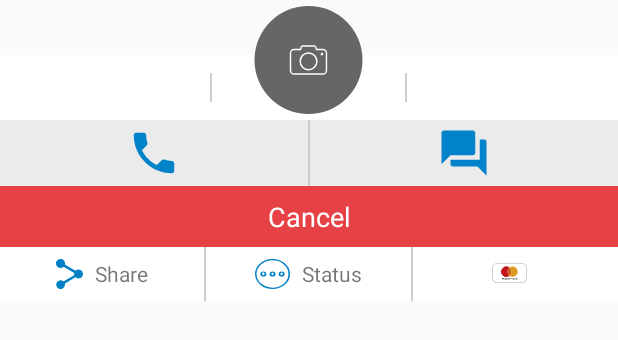
After one commit to Votar/dostUso, an Android app: the layout escort_description_layout.xml on its own in the app's theme, with its tools: preview values and no code run, on a phone screen of 412 x 824 dp. The commit adds this screen. Shown: the top 340 px of the screen. Run offline under Robolectric (Android 15) with nearby library versions, the phone set to English and light mode, and no system bars.

Commit message:
began with escort layout

```diff
--- a/app/build.gradle
+++ b/app/build.gradle
@@ -69,6 +69,8 @@ dependencies {
     compile 'com.github.bumptech.glide:okhttp3-integration:1.4.0@aar'
     // Glide
     compile 'com.github.bumptech.glide:glide:3.7.0'
+    compile 'com.sothree.slidinguppanel:library:3.3.1'
+
     testCompile 'junit:junit:4.12'
 }
 repositories {
--- a/app/src/main/java/com/entrego/entregouser/ui/escort/EscortActivity.kt
+++ b/app/src/main/java/com/entrego/entregouser/ui/escort/EscortActivity.kt
@@ -2,6 +2,7 @@ package com.entrego.entregouser.ui.escort
 
 import android.support.v4.app.FragmentActivity
 import android.os.Bundle
+import android.support.v7.app.AppCompatActivity
 import com.entrego.entregouser.R
 
 import com.google.android.gms.maps.CameraUpdateFactory
@@ -11,7 +12,7 @@ import com.google.android.gms.maps.SupportMapFragment
 import com.google.android.gms.maps.model.LatLng
 import com.google.android.gms.maps.model.MarkerOptions
 
-class EscortActivity : FragmentActivity(), OnMapReadyCallback {
+class EscortActivity : AppCompatActivity(), OnMapReadyCallback {
 
     private var mMap: GoogleMap? = null
 
@@ -25,10 +26,5 @@ class EscortActivity : FragmentActivity(), OnMapReadyCallback {
 
     override fun onMapReady(googleMap: GoogleMap) {
         mMap = googleMap
-
-        // Add a marker in Sydney and move the camera
-        val sydney = LatLng(-34.0, 151.0)
-        mMap!!.addMarker(MarkerOptions().position(sydney).title("Marker in Sydney"))
-        mMap!!.moveCamera(CameraUpdateFactory.newLatLng(sydney))
     }
 }
--- /dev/null
+++ b/app/src/main/res/drawable/ic_call_36dp.xml
@@ -0,0 +1,4 @@
+<vector android:height="36dp" android:viewportHeight="24.0"
+    android:viewportWidth="24.0" android:width="36dp" xmlns:android="http://schemas.android.com/apk/res/android">
+    <path android:fillColor="@color/colorDarkBlue" android:pathData="M6.62,10.79c1.44,2.83 3.76,5.14 6.59,6.59l2.2,-2.2c0.27,-0.27 0.67,-0.36 1.02,-0.24 1.12,0.37 2.33,0.57 3.57,0.57 0.55,0 1,0.45 1,1V20c0,0.55 -0.45,1 -1,1 -9.39,0 -17,-7.61 -17,-17 0,-0.55 0.45,-1 1,-1h3.5c0.55,0 1,0.45 1,1 0,1.25 0.2,2.45 0.57,3.57 0.11,0.35 0.03,0.74 -0.25,1.02l-2.2,2.2z"/>
+</vector>
--- /dev/null
+++ b/app/src/main/res/drawable/ic_forum_36dp.xml
@@ -0,0 +1,9 @@
+<vector xmlns:android="http://schemas.android.com/apk/res/android"
+    android:width="36dp"
+    android:height="36dp"
+    android:viewportHeight="24.0"
+    android:viewportWidth="24.0">
+    <path
+        android:fillColor="@color/colorDarkBlue"
+        android:pathData="M21,6h-2v9L6,15v2c0,0.55 0.45,1 1,1h11l4,4L22,7c0,-0.55 -0.45,-1 -1,-1zM17,12L17,3c0,-0.55 -0.45,-1 -1,-1L3,2c-0.55,0 -1,0.45 -1,1v14l4,-4h10c0.55,0 1,-0.45 1,-1z" />
+</vector>
--- /dev/null
+++ b/app/src/main/res/drawable/ic_payment_escort.xml
@@ -0,0 +1,54 @@
+<vector xmlns:android="http://schemas.android.com/apk/res/android"
+        android:width="23dp"
+        android:height="13dp"
+        android:viewportWidth="23.73"
+        android:viewportHeight="13.66">
+    <path
+        android:pathData="M8.14,10.33A0.34,0.34 0,0 0,8 10.26l-0.15,0H7.79l-0.09,0 -0.08,0.05 -0.07,0.08a0.33,0.33 0,0 0,-0.13 -0.12,0.37 0.37,0 0,0 -0.18,0H7.17l-0.07,0L7,10.3 7,10.37v-0.11H6.77v0.93H7v-0.51a0.28,0.28 0,0 1,0 -0.11A0.23,0.23 0,0 1,7 10.49l0.07,0 0.09,0a0.19,0.19 0,0 1,0.15 0.06,0.27 0.27,0 0,1 0.05,0.18v0.52h0.2v-0.51a0.28,0.28 0,0 1,0 -0.11,0.23 0.23,0 0,1 0.05,-0.08l0.07,0 0.09,0a0.19,0.19 0,0 1,0.15 0.06,0.27 0.27,0 0,1 0.05,0.18v0.52h0.2V10.6a0.4,0.4 0,0 0,0 -0.15A0.34,0.34 0,0 0,8.14 10.33Z"
+        android:fillColor="#222221"/>
+    <path
+        android:pathData="M9.18,10.37a0.36,0.36 0,0 0,-0.12 -0.1,0.37 0.37,0 0,0 -0.17,0 0.45,0.45 0,0 0,-0.33 0.14,0.47 0.47,0 0,0 -0.1,0.15 0.55,0.55 0,0 0,0 0.39,0.47 0.47,0 0,0 0.1,0.15 0.45,0.45 0,0 0,0.33 0.14,0.37 0.37,0 0,0 0.17,0 0.36,0.36 0,0 0,0.12 -0.1v0.11h0.2v-0.93h-0.2ZM9.18,10.84a0.28,0.28 0,0 1,-0.06 0.09L9,11l-0.11,0 -0.12,0 -0.09,-0.06a0.28,0.28 0,0 1,-0.06 -0.09,0.35 0.35,0 0,1 0,-0.23 0.28,0.28 0,0 1,0.06 -0.09l0.09,-0.06 0.12,0 0.11,0 0.09,0.06a0.28,0.28 0,0 1,0.06 0.09,0.35 0.35,0 0,1 0,0.24Z"
+        android:fillColor="#222221"/>
+    <path
+        android:pathData="M10.31,10.72a0.5,0.5 0,0 0,-0.24 -0.09H9.91l0,0 0,0a0.07,0.07 0,0 1,0 0,0.09 0.09,0 0,1 0,-0.08 0.23,0.23 0,0 1,0.13 0h0.09l0.08,0 0.07,0 0.05,0 0.09,-0.16a0.6,0.6 0,0 0,-0.17 -0.07l-0.21,0 -0.16,0 -0.12,0.06a0.26,0.26 0,0 0,-0.08 0.09,0.28 0.28,0 0,0 0,0.12 0.23,0.23 0,0 0,0.08 0.18,0.44 0.44,0 0,0 0.23,0.09H10l0.12,0a0.08,0.08 0,0 1,0 0.07,0.09 0.09,0 0,1 -0.05,0.08A0.32,0.32 0,0 1,10 11h-0.1l-0.08,0 -0.07,0 -0.05,0 -0.09,0.15 0.11,0.06 0.11,0 0.1,0H10l0.18,0 0.13,-0.06a0.28,0.28 0,0 0,0.08 -0.1,0.26 0.26,0 0,0 0,-0.12A0.22,0.22 0,0 0,10.31 10.72Z"
+        android:fillColor="#222221"/>
+    <path
+        android:pathData="M12.2,10.36a0.4,0.4 0,0 0,-0.14 -0.1,0.44 0.44,0 0,0 -0.18,0 0.48,0.48 0,0 0,-0.19 0,0.42 0.42,0 0,0 -0.15,0.1 0.45,0.45 0,0 0,-0.09 0.15,0.56 0.56,0 0,0 0,0.2 0.55,0.55 0,0 0,0 0.2,0.45 0.45,0 0,0 0.1,0.15 0.43,0.43 0,0 0,0.15 0.1,0.51 0.51,0 0,0 0.19,0 0.68,0.68 0,0 0,0.2 0,0.5 0.5,0 0,0 0.18,-0.1l-0.1,-0.14L12,11l-0.14,0h-0.09l-0.08,0 -0.06,-0.07a0.3,0.3 0,0 1,0 -0.11h0.69v-0.08a0.58,0.58 0,0 0,0 -0.2A0.46,0.46 0,0 0,12.2 10.36ZM11.63,10.63a0.35,0.35 0,0 1,0 -0.09l0,-0.07 0.07,0 0.1,0a0.22,0.22 0,0 1,0.16 0.06,0.29 0.29,0 0,1 0.08,0.17Z"
+        android:fillColor="#222221"/>
+    <path
+        android:pathData="M14.89,10.37a0.35,0.35 0,0 0,-0.29 -0.14,0.45 0.45,0 0,0 -0.33,0.14 0.47,0.47 0,0 0,-0.1 0.15,0.55 0.55,0 0,0 0,0.39 0.47,0.47 0,0 0,0.1 0.15,0.45 0.45,0 0,0 0.33,0.14 0.37,0.37 0,0 0,0.17 0,0.36 0.36,0 0,0 0.12,-0.1v0.11h0.2v-0.93h-0.2ZM14.89,10.84a0.28,0.28 0,0 1,-0.06 0.09l-0.09,0.06 -0.11,0 -0.12,0 -0.09,-0.06a0.28,0.28 0,0 1,-0.06 -0.09,0.35 0.35,0 0,1 0,-0.23 0.28,0.28 0,0 1,0.06 -0.09l0.09,-0.06 0.12,0 0.11,0 0.09,0.06a0.28,0.28 0,0 1,0.06 0.09,0.35 0.35,0 0,1 0,0.24Z"
+        android:fillColor="#222221"/>
+    <path
+        android:pathData="M11.17,11l-0.1,0H11l0,0 0,-0.05a0.24,0.24 0,0 1,0 -0.08v-0.4h0.32v-0.18h-0.32V10h-0.2v0.28h-0.18v0.18h0.18v0.41a0.37,0.37 0,0 0,0.09 0.27,0.33 0.33,0 0,0 0.25,0.09 0.44,0.44 0,0 0,0.16 0l0.09,0L11.24,11Z"
+        android:fillColor="#222221"/>
+    <path
+        android:pathData="M13,10.23a0.37,0.37 0,0 0,-0.15 0,0.33 0.33,0 0,0 -0.12,0.11v-0.12h-0.18v0.93h0.19v-0.51a0.31,0.31 0,0 1,0 -0.11,0.23 0.23,0 0,1 0,-0.08l0.07,0 0.09,0h0.12l0.06,-0.19H13Z"
+        android:fillColor="#222221"/>
+    <path
+        android:pathData="M15.81,10.23a0.37,0.37 0,0 0,-0.15 0,0.33 0.33,0 0,0 -0.12,0.11v-0.12h-0.18v0.93h0.19v-0.51a0.31,0.31 0,0 1,0 -0.11,0.23 0.23,0 0,1 0,-0.08l0.07,0 0.09,0h0.12l0.06,-0.19h-0.13Z"
+        android:fillColor="#222221"/>
+    <path
+        android:pathData="M16.76,9.88v0.49a0.36,0.36 0,0 0,-0.12 -0.1,0.37 0.37,0 0,0 -0.17,0 0.45,0.45 0,0 0,-0.33 0.14,0.47 0.47,0 0,0 -0.1,0.15 0.55,0.55 0,0 0,0 0.39,0.47 0.47,0 0,0 0.1,0.15 0.45,0.45 0,0 0,0.33 0.14,0.37 0.37,0 0,0 0.17,0 0.36,0.36 0,0 0,0.12 -0.1v0.11L17,11.25L17,9.88ZM16.76,10.88a0.28,0.28 0,0 1,-0.06 0.09L16.6,11l-0.11,0 -0.12,0 -0.09,-0.06a0.28,0.28 0,0 1,-0.06 -0.09,0.35 0.35,0 0,1 0,-0.23 0.28,0.28 0,0 1,0.06 -0.09l0.09,-0.06 0.12,0 0.11,0 0.09,0.06a0.28,0.28 0,0 1,0.06 0.09,0.35 0.35,0 0,1 0,0.24Z"
+        android:fillColor="#222221"/>
+    <path
+        android:pathData="M13.48,10.5l0.09,-0.06 0.12,0h0l0.13,0 0.1,0.06 0.1,-0.16 -0.12,-0.07a0.55,0.55 0,0 0,-0.4 0,0.48 0.48,0 0,0 -0.16,0.1 0.47,0.47 0,0 0,-0.1 0.15,0.51 0.51,0 0,0 0,0.39 0.47,0.47 0,0 0,0.1 0.15,0.48 0.48,0 0,0 0.16,0.1 0.55,0.55 0,0 0,0.4 0L14,11.1l-0.1,-0.16 -0.1,0.06 -0.13,0h0l-0.12,0 -0.09,-0.06a0.28,0.28 0,0 1,-0.06 -0.09,0.34 0.34,0 0,1 0,-0.24A0.28,0.28 0,0 1,13.48 10.5Z"
+        android:fillColor="#222221"/>
+    <path
+        android:pathData="M17.38,11h0l0,0 0,0a0.09,0.09 0,0 1,0 0.07l0,0 0,0h-0.08l0,0 0,0a0.09,0.09 0,0 1,0 -0.07l0,0 0,0ZM17.38,11.16h0v-0.1h-0.1v0.1h0ZM17.38,11.05h0v0h0l0,0h0l0,0h0v0h0L17.38,11.1ZM17.38,11.05v0h0Z"
+        android:fillColor="#222221"/>
+    <path
+        android:pathData="M10.53,5.92a3.49,3.49 0,0 1,1.33 -2.74,3.49 3.49,0 1,0 0,5.48A3.49,3.49 0,0 1,10.53 5.92Z"
+        android:fillColor="#c1151d"/>
+    <path
+        android:pathData="M10.53,5.92a3.49,3.49 0,0 0,1.33 2.74,3.49 3.49,0 0,0 0,-5.48A3.49,3.49 0,0 0,10.53 5.92Z"
+        android:fillColor="#cd611c"/>
+    <path
+        android:pathData="M17.28,7.81v-0.1h0v0h0.11v0h0v0.1ZM17.5,7.81L17.5,7.72l0,0.08h0l0,-0.08v0.09h0L17.5,7.68h0l0,0.08 0,-0.08h0v0.13Z"
+        android:fillColor="#de9c1e"/>
+    <path
+        android:pathData="M14,2.43a3.48,3.48 0,0 0,-2.17 0.75,3.49 3.49,0 0,1 0,5.48A3.49,3.49 0,1 0,14 2.43Z"
+        android:fillColor="#de9c1e"/>
+    <path
+        android:pathData="M20.2,0.59a2.94,2.94 0,0 1,2.94 2.94v6.62a2.94,2.94 0,0 1,-2.94 2.94H3.52A2.94,2.94 0,0 1,0.59 10.14V3.52A2.94,2.94 0,0 1,3.52 0.59H20.2m0,-0.59H3.52A3.53,3.53 0,0 0,0 3.52v6.62a3.53,3.53 0,0 0,3.52 3.52H20.2a3.53,3.53 0,0 0,3.52 -3.52V3.52A3.53,3.53 0,0 0,20.2 0Z"
+        android:fillColor="#c6c5cb"/>
+</vector>
--- /dev/null
+++ b/app/src/main/res/drawable/ic_share_community.xml
@@ -0,0 +1,9 @@
+<vector xmlns:android="http://schemas.android.com/apk/res/android"
+        android:width="18dp"
+        android:height="20dp"
+        android:viewportWidth="18.39"
+        android:viewportHeight="20.46">
+    <path
+        android:pathData="M3.44,0A7.2,7.2 0,0 1,4.61 0.4,3 3,0 0,1 6.07,3.81l1.59,0.92L13.14,7.9a0.27,0.27 0,0 0,0.37 0,3 3,0 0,1 3.2,-0.42 2.67,2.67 0,0 1,1.66 2.46A2.91,2.91 0,0 1,17 12.78a3,3 0,0 1,-3.18 0.07,0.81 0.81,0 0,1 -0.24,-0.16c-0.22,-0.27 -0.42,-0.19 -0.68,0 -2.24,1.34 -4.5,2.67 -6.75,4l-0.16,0.1a3,3 0,0 1,-0.46 2.44,2.88 2.88,0 0,1 -1.95,1.22l-0.12,0H2.75l-0.12,0a3,3 0,0 1,-1.06 -5.5,2.94 2.94,0 0,1 3.4,0.26 0.27,0.27 0,0 0,0.37 0l5.56,-3.29L12.37,11V9.53l-0.44,-0.26L5.34,5.46c-0.12,-0.07 -0.21,-0.12 -0.35,0a2.89,2.89 0,0 1,-2.33 0.67A3,3 0,0 1,0.08 3.83,3 3,0 0,1 1.44,0.47 8,8 0,0 1,2.69 0Z"
+        android:fillColor="#0081c6"/>
+</vector>
--- /dev/null
+++ b/app/src/main/res/drawable/ic_status_escort.xml
@@ -0,0 +1,7 @@
+<vector android:height="20dp" android:viewportHeight="25.83"
+    android:viewportWidth="25.83" android:width="23dp" xmlns:android="http://schemas.android.com/apk/res/android">
+    <path android:fillColor="#0081c6" android:pathData="M0,13A12.92,12.92 0,1 1,13 25.83,13 13,0 0,1 0,13ZM12.81,24.71A11.79,11.79 0,1 0,1.12 12.85,11.83 11.83,0 0,0 12.81,24.71Z"/>
+    <path android:fillColor="#0081c6" android:pathData="M8.42,12.87a2.3,2.3 0,0 1,-2.2 2.29,2.24 2.24,0 0,1 -0.09,-4.48A2.3,2.3 0,0 1,8.42 12.87ZM6.27,11.26c-0.58,0.8 -1.12,1.23 -1.12,1.66a1.41,1.41 0,0 0,1 1A1.41,1.41 0,0 0,7.19 13C7.24,12.61 6.75,12.13 6.27,11.26Z"/>
+    <path android:fillColor="#0081c6" android:pathData="M13,10.68a2.24,2.24 0,1 1,-2.28 2.2A2.3,2.3 0,0 1,13 10.68ZM12.89,11.32c-0.48,0.8 -1,1.27 -1,1.7s0.68,0.67 1.06,1c0.35,-0.4 0.92,-0.77 1,-1.22S13.4,12 12.84,11.32Z"/>
+    <path android:fillColor="#0081c6" android:pathData="M19.65,15.16a2.24,2.24 0,1 1,2.25 -2.24A2.3,2.3 0,0 1,19.65 15.16ZM19.55,11.32c-0.47,0.81 -1,1.29 -0.92,1.72s0.7,0.66 1.08,1c0.35,-0.41 0.91,-0.79 1,-1.24S20.12,12 19.55,11.32Z"/>
+</vector>
--- /dev/null
+++ b/app/src/main/res/layout/activity_escort.xml
@@ -0,0 +1,31 @@
+<com.sothree.slidinguppanel.SlidingUpPanelLayout xmlns:android="http://schemas.android.com/apk/res/android"
+    xmlns:app="http://schemas.android.com/apk/res-auto"
+    android:id="@+id/escort_sliding_layout"
+    android:layout_width="match_parent"
+    android:layout_height="match_parent"
+    app:umanoPanelHeight="80dp"
+    app:umanoOverlay="true"
+    app:umanoShadowHeight="0dp"
+    android:gravity="bottom">
+
+    <RelativeLayout
+        android:layout_width="match_parent"
+        android:layout_height="match_parent"
+        android:gravity="center">
+
+        <include
+            android:id="@+id/escort_navbar"
+            layout="@layout/navigation_toolbar" />
+
+        <fragment
+            android:id="@+id/map"
+            android:name="com.google.android.gms.maps.SupportMapFragment"
+            android:layout_width="match_parent"
+            android:layout_height="match_parent"
+            android:layout_below="@id/escort_navbar" />
+
+    </RelativeLayout>
+
+    <include layout="@layout/escort_description_layout"/>
+
+</com.sothree.slidinguppanel.SlidingUpPanelLayout>
--- /dev/null
+++ b/app/src/main/res/layout/escort_description_layout.xml
@@ -0,0 +1,191 @@
+<?xml version="1.0" encoding="utf-8"?>
+<FrameLayout xmlns:android="http://schemas.android.com/apk/res/android"
+    xmlns:app="http://schemas.android.com/apk/res-auto"
+    xmlns:tool="http://schemas.android.com/tools"
+    android:id="@+id/dragView"
+    android:layout_width="match_parent"
+    android:layout_height="wrap_content"
+    android:background="@color/colorTransparent"
+    android:clickable="true"
+    android:focusable="false">
+
+    <LinearLayout
+        android:layout_width="match_parent"
+        android:layout_height="wrap_content"
+        android:background="@color/colorTransparent"
+        android:orientation="vertical">
+
+
+        <RelativeLayout
+            android:layout_width="match_parent"
+            android:layout_height="80dp"
+            android:background="@color/colorTransparent">
+
+            <LinearLayout
+                android:layout_width="match_parent"
+                android:layout_height="wrap_content"
+                android:layout_alignParentBottom="true"
+                android:background="@color/colorWhite"
+                android:padding="@dimen/padding_large">
+
+                <TextView
+                    android:layout_width="0dp"
+                    android:layout_height="wrap_content"
+                    android:layout_gravity="center"
+                    android:layout_weight="1"
+                    android:textAlignment="center"
+                    tool:text="asd" />
+
+                <View
+                    android:layout_width="1dp"
+                    android:layout_height="match_parent"
+                    android:background="@color/colorDivider" />
+
+                <TextView
+                    android:layout_width="0dp"
+                    android:layout_height="wrap_content"
+                    android:layout_weight="1"
+                    android:textAlignment="center" />
+
+                <View
+                    android:layout_width="1dp"
+                    android:layout_height="match_parent"
+                    android:background="@color/colorDivider" />
+
+                <TextView
+                    android:layout_width="0dp"
+                    android:layout_height="wrap_content"
+                    android:layout_gravity="center"
+                    android:layout_weight="1"
+                    android:textAlignment="center"
+                    tool:text="asd" />
+            </LinearLayout>
+
+            <de.hdodenhof.circleimageview.CircleImageView
+                android:layout_width="wrap_content"
+                android:layout_height="wrap_content"
+                android:layout_centerHorizontal="true"
+                android:layout_margin="@dimen/padding_small"
+                android:src="@drawable/ic_user_pic_holder" />
+        </RelativeLayout>
+
+        <LinearLayout
+            android:layout_width="match_parent"
+            android:layout_height="wrap_content"
+            android:background="@color/colorGrey"
+            android:orientation="horizontal">
+
+            <FrameLayout
+                android:layout_width="0dp"
+                android:layout_height="wrap_content"
+                android:layout_weight="1">
+
+                <ImageView
+                    android:layout_width="wrap_content"
+                    android:layout_height="wrap_content"
+                    android:layout_gravity="center_horizontal"
+                    android:padding="@dimen/padding_small"
+                    app:srcCompat="@drawable/ic_call_36dp" />
+            </FrameLayout>
+
+            <View
+                android:layout_width="1dp"
+                android:layout_height="match_parent"
+                android:background="@color/colorDivider" />
+
+            <FrameLayout
+                android:layout_width="0dp"
+                android:layout_height="wrap_content"
+                android:layout_weight="1">
+
+                <ImageView
+                    android:layout_width="wrap_content"
+                    android:layout_height="wrap_content"
+                    android:layout_gravity="center_horizontal"
+                    android:padding="@dimen/padding_small"
+                    app:srcCompat="@drawable/ic_forum_36dp" />
+            </FrameLayout>
+        </LinearLayout>
+
+        <FrameLayout
+            android:layout_width="match_parent"
+            android:layout_height="wrap_content"
+            android:background="?android:attr/selectableItemBackground">
+
+            <TextView
+                android:layout_width="match_parent"
+                android:layout_height="wrap_content"
+                android:background="@color/colorTomato"
+                android:padding="@dimen/padding_medium"
+                android:text="@string/text_cancel"
+                android:textAlignment="center"
+                android:textColor="@color/colorWhite"
+                android:textSize="@dimen/tsize_medium" />
+        </FrameLayout>
+
+        <LinearLayout
+            android:layout_width="match_parent"
+            android:layout_height="wrap_content"
+            android:background="@color/colorWhite"
+            android:orientation="horizontal">
+
+            <FrameLayout
+                android:layout_width="0dp"
+                android:layout_height="wrap_content"
+                android:layout_weight="1"
+                android:padding="@dimen/padding_medium">
+
+                <TextView
+                    android:layout_width="wrap_content"
+                    android:layout_height="wrap_content"
+                    android:layout_gravity="center"
+                    android:drawableLeft="@drawable/ic_share_community"
+                    android:drawablePadding="@dimen/padding_medium"
+                    android:text="@string/text_share" />
+            </FrameLayout>
+
+            <View
+                android:layout_width="1dp"
+                android:layout_height="match_parent"
+                android:background="@color/colorDivider" />
+
+            <FrameLayout
+                android:layout_width="0dp"
+                android:layout_height="wrap_content"
+                android:layout_weight="1"
+                android:padding="@dimen/padding_medium">
+
+                <TextView
+                    android:layout_width="wrap_content"
+                    android:layout_height="wrap_content"
+                    android:layout_gravity="center"
+                    android:drawableLeft="@drawable/ic_status_escort"
+                    android:drawablePadding="@dimen/padding_medium"
+                    android:text="@string/text_status"
+                    android:textAlignment="center" />
+            </FrameLayout>
+
+            <View
+                android:layout_width="1dp"
+                android:layout_height="match_parent"
+                android:background="@color/colorDivider" />
+
+            <FrameLayout
+                android:layout_width="0dp"
+                android:layout_height="match_parent"
+                android:layout_weight="1"
+                android:padding="@dimen/padding_medium">
+
+                <TextView
+                    android:layout_width="wrap_content"
+                    android:layout_height="wrap_content"
+                    android:layout_gravity="center"
+                    android:drawableLeft="@drawable/ic_payment_escort"
+                    android:drawablePadding="@dimen/padding_medium"
+                    tool:text="**** 1242" />
+            </FrameLayout>
+
+        </LinearLayout>
+    </LinearLayout>
+
+</FrameLayout>
--- a/app/src/main/res/layout/navigation_toolbar.xml
+++ b/app/src/main/res/layout/navigation_toolbar.xml
@@ -8,17 +8,14 @@
 
     <android.support.design.widget.AppBarLayout xmlns:android="http://schemas.android.com/apk/res/android"
         xmlns:app="http://schemas.android.com/apk/res-auto"
-        android:id="@+id/appBarLayout"
         android:layout_width="match_parent"
-        android:layout_height="wrap_content"
-        app:elevation="0dp">
+        android:layout_height="wrap_content">
 
         <android.support.v7.widget.Toolbar
             android:id="@+id/navigation_toolbar"
             android:layout_width="match_parent"
             android:layout_height="wrap_content"
-            android:background="@color/colorWhite"
-            app:elevation="0dp">
+            android:background="@color/colorWhite">
 
             <RelativeLayout
                 android:layout_width="match_parent"
--- a/app/src/main/res/values/strings.xml
+++ b/app/src/main/res/values/strings.xml
@@ -80,4 +80,6 @@
     <string name="save_password">save password</string>
     <string name="itbms_not_included">ITBMS not included</string>
     <string name="title_activity_escort">Map</string>
+    <string name="text_cancel">Cancel</string>
+    <string name="text_status">Status</string>
 </resources>
```
Also changed, not shown: app/src/main/AndroidManifest.xml (+8 -5 lines).
